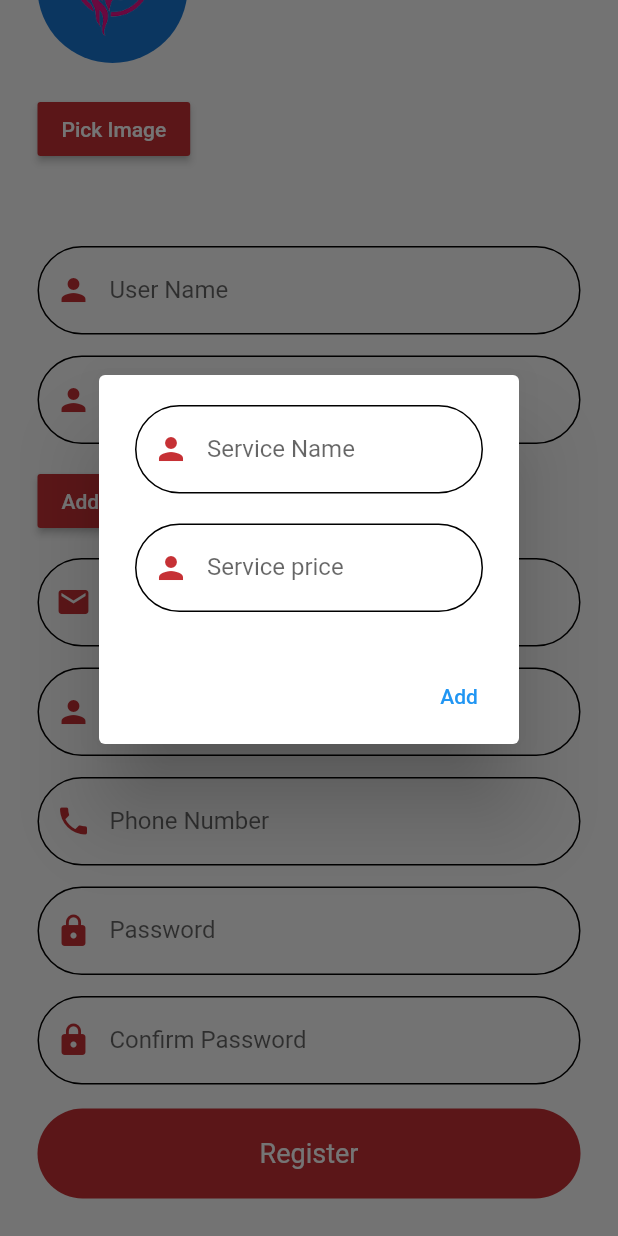
After one commit to yasinkhan001/salon_booking, a Flutter app: the SaloonRegister screen opened directly, scrolled down 129 dp, after a tap on "Add services", on a phone screen of 412 x 824 dp. The commit adds this screen. Run offline on Flutter 3.47's test engine with Material 2 defaults, Android fonts, the phone set to English and light mode, and no system bars; our stand-ins replace cloud_firestore, email_validator, firebase_auth, firebase_core, firebase_storage, flutter_form_builder and 3 more; accounts and stored records are empty.

Commit message:
services selection done

```diff
--- /dev/null
+++ b/lib/view/owner/Components/services_fields.dart
@@ -0,0 +1,110 @@
+import 'package:flutter/material.dart';
+import 'package:flutter_form_builder/flutter_form_builder.dart';
+import 'package:saloon_booking/colors/colors.dart';
+
+class ServicesFields extends StatefulWidget {
+  const ServicesFields({required this.onChange, Key? key}) : super(key: key);
+  final void Function(Map<String, dynamic> service) onChange;
+
+  static final GlobalKey<FormState> _formKey = GlobalKey();
+
+  @override
+  State<ServicesFields> createState() => _ServicesFieldsState();
+}
+
+class _ServicesFieldsState extends State<ServicesFields> {
+  TextEditingController price = TextEditingController();
+  TextEditingController service = TextEditingController();
+
+  @override
+  Widget build(BuildContext context) {
+    return SingleChildScrollView(
+      child: AlertDialog(
+        insetPadding: const EdgeInsets.symmetric(vertical: 250, horizontal: 40),
+        content: Form(
+          key: ServicesFields._formKey,
+          child: Column(
+            children: [
+              FormBuilderTextField(
+                name: "Service Name", cursorColor: mainColor,
+                controller: service,
+                decoration: InputDecoration(
+                    hintText: "Service Name",
+                    labelText: "Service Name",
+                    focusColor: mainColor,
+                    fillColor: mainColor,
+                    prefixIcon: const Icon(
+                      Icons.person,
+                      color: mainColor,
+                    ),
+                    enabledBorder: OutlineInputBorder(
+                        borderRadius: BorderRadius.circular(30)),
+                    focusedBorder: OutlineInputBorder(
+                        borderRadius: BorderRadius.circular(30))),
+
+                validator: (a) {
+                  if (a!.isEmpty) {
+                    return "Please add service name";
+                  }
+                  return null;
+                },
+                // name: '',
+              ),
+              const SizedBox(
+                height: 20,
+              ),
+              FormBuilderTextField(
+                name: "Service price", cursorColor: mainColor,
+                controller: price,
+                decoration: InputDecoration(
+                    hintText: "Service price",
+                    labelText: "Service price",
+                    focusColor: mainColor,
+                    fillColor: mainColor,
+                    prefixIcon: const Icon(
+                      Icons.person,
+                      color: mainColor,
+                    ),
+                    enabledBorder: OutlineInputBorder(
+                        borderRadius: BorderRadius.circular(30)),
+                    focusedBorder: OutlineInputBorder(
+                        borderRadius: BorderRadius.circular(30))),
+                validator: (a) {
+                  if (a!.isEmpty) {
+                    return "Please add service price";
+                  }
+                  return null;
+                },
+
+                // validator: [
+                //   FormBuilderValidators.email(),
+                //   FormBuilderValidators.required(),
+                // ],
+                // name: '',
+              ),
+            ],
+          ),
+        ),
+        actions: [
+          TextButton(
+            onPressed: () {
+              if (ServicesFields._formKey.currentState!.validate()) {
+                widget.onChange({"service": service.text, "price": price.text});
+                Navigator.pop(context);
+              }
+            },
+            child: const Text("Add"),
+          )
+        ],
+      ),
+    );
+  }
+
+  @override
+  void dispose() {
+    // TODO: implement dispose
+    super.dispose();
+    service.dispose();
+    price.dispose();
+  }
+}
--- a/lib/view/owner/SaloonRegister.dart
+++ b/lib/view/owner/SaloonRegister.dart
@@ -1,6 +1,8 @@
 import 'package:flutter/material.dart';
 import 'package:flutter_form_builder/flutter_form_builder.dart';
 import 'package:saloon_booking/colors/colors.dart';
+import 'package:saloon_booking/view/owner/Components/services_fields.dart';
+import 'package:saloon_booking/view/owner/Components/services_view.dart';
 
 class SaloonRegister extends StatefulWidget {
   const SaloonRegister({Key? key}) : super(key: key);
@@ -12,6 +14,8 @@ class SaloonRegister extends StatefulWidget {
 final _formKey = GlobalKey<FormBuilderState>();
 
 class _SaloonRegisterState extends State<SaloonRegister> {
+  List<Map<String, dynamic>> services = [];
+
   @override
   Widget build(BuildContext context) {
     return Scaffold(
@@ -28,6 +32,7 @@ class _SaloonRegisterState extends State<SaloonRegister> {
               padding: const EdgeInsets.all(25.0),
               child: Column(
                 mainAxisAlignment: MainAxisAlignment.center,
+                crossAxisAlignment: CrossAxisAlignment.start,
                 children: [
                   const Text(
                     "Register as a salon owner",
@@ -109,6 +114,43 @@ class _SaloonRegisterState extends State<SaloonRegister> {
                     // ],
                     // name: '',
                   ),
+                  const SizedBox(
+                    height: 14,
+                  ),
+
+                  ///TODO: SERVICES
+                  MaterialButton(
+                    onPressed: () {
+                      showDialog(
+                          context: context,
+                          builder: (context) =>
+                              ServicesFields(onChange: (service) {
+                                setState(() {
+                                  services.add(service);
+                                });
+                              }));
+                    },
+                    color: mainColor,
+                    child: const Text(
+                      "Add services",
+                      style: TextStyle(color: Colors.white),
+                    ),
+                  ),
+                  Column(
+                    children: [
+                      for (var i = 0; i < services.length; i++)
+                        ServiceView(
+                          onRemove: () {
+                            setState(() {
+                              services.removeAt(i);
+                            });
+                          },
+                          serviceName: services[i]["service"],
+                          servicePrice: services[i]["price"],
+                        ),
+                    ],
+                  ),
+
                   const SizedBox(
                     height: 14,
                   ),
```
Also changed, not shown: lib/view/owner/Components/services_view.dart (added, +69 -0 lines), 2 other files.
